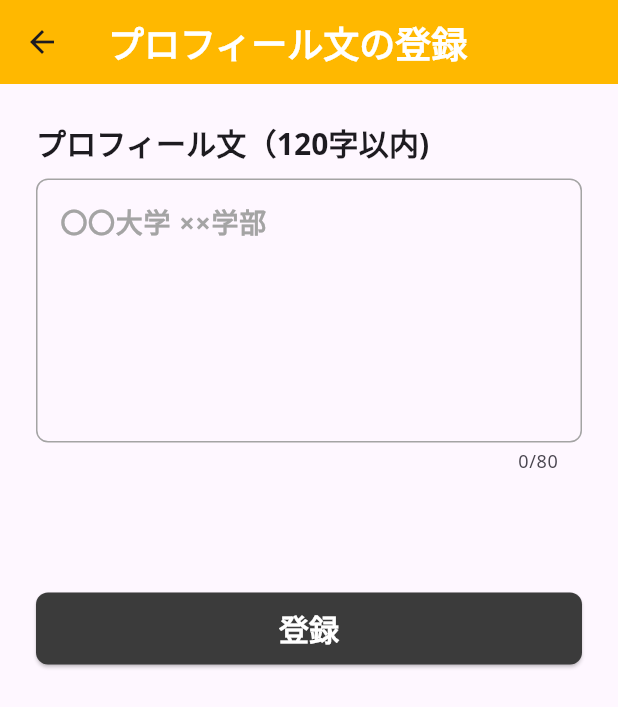
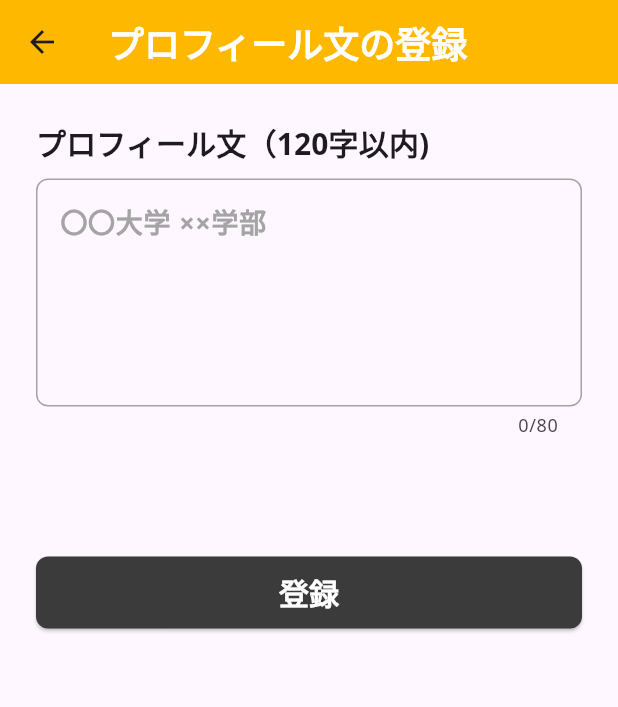
Before and after one commit to aru-gone2002/putone, a Flutter app: the ProfileMsgSettingPage screen opened directly, on a phone screen of 412 x 824 dp. Shown: the top 707 px of the screen. Run offline on Flutter 3.47's test engine with Material 3 defaults, Android fonts, the phone set to English and light mode, and no system bars; our stand-ins replace cloud_firestore, drift, firebase_auth, firebase_core, firebase_storage, flutter_dotenv and 8 more; missing offline and left inert: firebase_app_check, sqlite3; accounts and stored records are empty; generated files the repository leaves out were written again.

Commit message:
FABのUI変更

```diff
--- a/lib/view/profile_page/profile_page.dart
+++ b/lib/view/profile_page/profile_page.dart
@@ -327,6 +327,8 @@ class ProfilePage extends ConsumerWidget {
       ),
       floatingActionButton: FloatingActionButton(
         onPressed: () {},
+        backgroundColor: AppColorTheme.color().accentColor,
+        child: const Icon(Icons.add),
       ),
     );
   }
--- a/lib/view/profile_setting/profile_msg_setting_page.dart
+++ b/lib/view/profile_setting/profile_msg_setting_page.dart
@@ -65,7 +65,7 @@ class ProfileMsgSettingPage extends StatelessWidget {
                     onSaved: (value) {
                       profileViewModel.saveUserProfileMsg(value!);
                     },
-                    maxLines: 6,
+                    maxLines: 5,
                     maxLength: maxProfileTextLength,
                     //expands: true,
                     cursorColor: AppColorTheme.color().mainColor,
```
